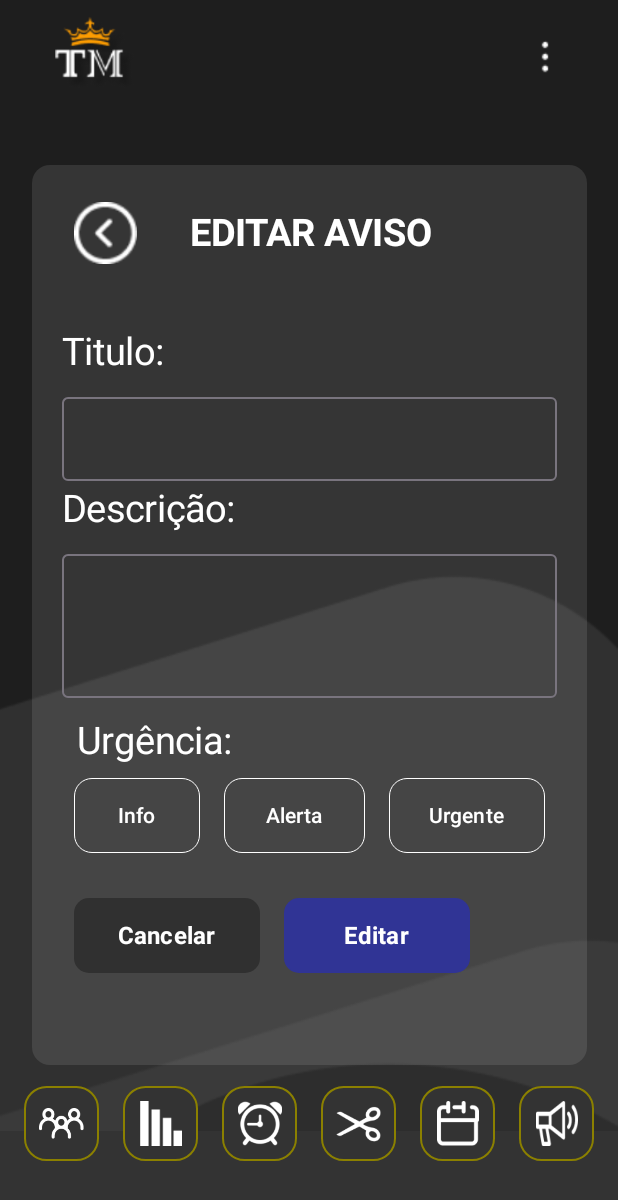
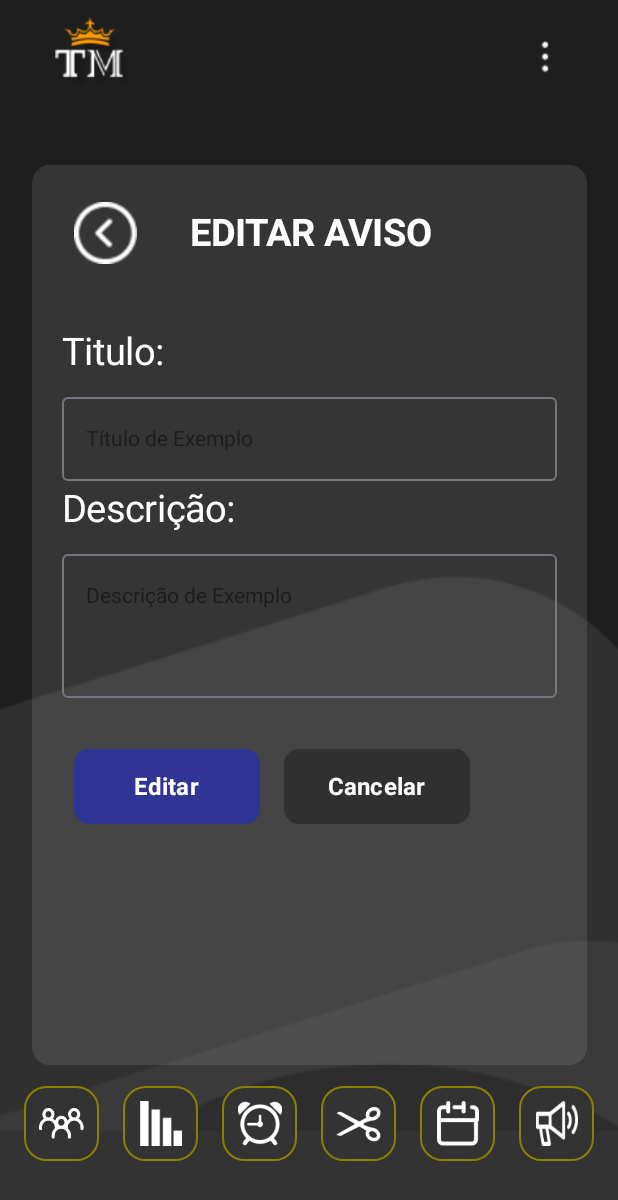
Before and after one commit to naum-agendamentos/MobileApp, an Android app built with Jetpack Compose: the @Preview function AvisoEditar, on a phone screen of 412 x 824 dp. Shown: the top 1200 px of the screen. Run offline under Robolectric (Android 15) with nearby library versions, the phone set to English and light mode, and no system bars.

Commit message:
Feat: Cadastro e Atualização do mural

```diff
--- a/app/build.gradle.kts
+++ b/app/build.gradle.kts
@@ -80,4 +80,6 @@ dependencies {
     implementation("org.jetbrains.kotlinx:kotlinx-coroutines-android:1.8.1")
     implementation("com.squareup.retrofit2:retrofit:2.11.0")
     implementation("com.squareup.retrofit2:converter-gson:2.11.0")
+
+    implementation("androidx.navigation:navigation-compose:2.4.0-alpha10")
 }
--- a/app/src/main/java/com/example/mobile_app/RetrofitService.kt
+++ b/app/src/main/java/com/example/mobile_app/RetrofitService.kt
@@ -7,7 +7,7 @@ import retrofit2.converter.gson.GsonConverterFactory
 object RetrofitService {
 
     //Coloque o ip do seu computador aqui
-    val BASE_URL_FEIRA = "http://111.111.11.1:8080/"
+    val BASE_URL_FEIRA = "http://192.168.18.46:8080/"
 
     // função que retorna o cliente para a API de filmes
     fun getApiAviso(): ApiMural {
--- a/app/src/main/java/com/example/mobile_app/visaobarbeiro/AvisoCriadoComSucesso.kt
+++ b/app/src/main/java/com/example/mobile_app/visaobarbeiro/AvisoCriadoComSucesso.kt
@@ -24,6 +24,7 @@ import androidx.compose.ui.tooling.preview.Preview
 import androidx.compose.ui.unit.dp
 import androidx.compose.ui.unit.sp
 import androidx.compose.ui.zIndex
+import com.example.homepage.visaocliente.componentes.muralcomponentes.Aviso
 import com.example.mobile_app.R
 
 @Composable
@@ -232,5 +233,5 @@ fun Criado(modifier: Modifier = Modifier) {
 @Preview
 @Composable
 fun Aviso() {
-    AvisoCriado()
+    AvisoCriado()  // Removendo o retorno
 }
--- a/app/src/main/java/com/example/mobile_app/visaobarbeiro/MuralAvisoEdicao.kt
+++ b/app/src/main/java/com/example/mobile_app/visaobarbeiro/MuralAvisoEdicao.kt
@@ -7,11 +7,7 @@ import androidx.compose.material3.Button
 import androidx.compose.material3.ButtonDefaults
 import androidx.compose.material3.OutlinedTextField
 import androidx.compose.material3.Text
-import androidx.compose.runtime.Composable
-import androidx.compose.runtime.getValue
-import androidx.compose.runtime.mutableStateOf
-import androidx.compose.runtime.remember
-import androidx.compose.runtime.setValue
+import androidx.compose.runtime.*
 import androidx.compose.ui.Alignment
 import androidx.compose.ui.Modifier
 import androidx.compose.ui.graphics.Color
@@ -23,17 +19,19 @@ import androidx.compose.ui.text.font.FontWeight
 import androidx.compose.ui.tooling.preview.Preview
 import androidx.compose.ui.unit.dp
 import androidx.compose.ui.unit.sp
+import com.example.homepage.visaocliente.componentes.muralcomponentes.MuralViewModel
 import com.example.mobile_app.R
 import com.example.mobile_app.visaobarbeiro.IconRow
 import com.example.mobile_app.visaobarbeiro.navBarb
+import androidx.lifecycle.viewmodel.compose.viewModel
+import androidx.navigation.NavController
+import androidx.navigation.compose.rememberNavController
 
 @Composable
-fun MuralEdicao() {
+fun MuralEdicao(titulo: String, descricao: String, navController: NavController, viewModel: MuralViewModel = viewModel()) {
     val backgroundImage = painterResource(id = R.drawable.fundo_barbeiro)
-    var titulo by remember { mutableStateOf("") }
-    var descricao by remember { mutableStateOf("") }
-
-    var selectedButton by remember { mutableStateOf<ButtonType?>(null) }
+    var currentTitulo by remember { mutableStateOf(titulo) }
+    var currentDescricao by remember { mutableStateOf(descricao) }
 
     Box(
         modifier = Modifier.fillMaxSize()
@@ -64,16 +62,15 @@ fun MuralEdicao() {
             ) {
                 Column() {
                     Row(
-                        modifier = Modifier
-                            .padding(20.dp),
+                        modifier = Modifier.padding(20.dp),
                         verticalAlignment = Alignment.CenterVertically
                     ) {
                         Image(
-                            painter = painterResource(id = R.drawable.seta_retorno), // Substitua pelo seu recurso de imagem
+                            painter = painterResource(id = R.drawable.seta_retorno),
                             contentDescription = "Descrição da imagem",
                             modifier = Modifier
-                                .size(50.dp) // Ajuste o tamanho da imagem conforme necessário
-                                .padding(start = 8.dp) // Espaçamento entre a imagem e o texto
+                                .size(50.dp)
+                                .padding(start = 8.dp)
                         )
 
                         Text(
@@ -83,172 +80,57 @@ fun MuralEdicao() {
                                 fontSize = 25.sp,
                                 color = Color.White
                             ),
-                            modifier = Modifier
-                                .padding(start = 35.dp)
+                            modifier = Modifier.padding(start = 35.dp)
                         )
                     }
 
                     Column(modifier = Modifier.padding(20.dp)) {
                         Text(
                             text = "Titulo:",
-                            style = TextStyle(
-                                fontSize = 25.sp,
-                                color = Color.White
-                            )
+                            style = TextStyle(fontSize = 25.sp, color = Color.White)
                         )
 
-                        // Adicionando um espaçamento entre o Text e o OutlinedTextField
-                        Spacer(modifier = Modifier.height(15.dp)) // Define o espaçamento desejado
+                        Spacer(modifier = Modifier.height(15.dp))
 
                         OutlinedTextField(
-                            value = titulo,
-                            onValueChange = { titulo = it },
+                            value = currentTitulo,
+                            onValueChange = { currentTitulo = it },
                             modifier = Modifier
                                 .fillMaxWidth()
-                                .border(
-                                    0.dp,
-                                    Color.Transparent,
-                                    RoundedCornerShape(0.dp)
-                                ) // Remove as bordas padrão do OutlinedTextField
-                                .padding(bottom = 4.dp) // Espaçamento para a borda inferior
+                                .border(0.dp, Color.Transparent, RoundedCornerShape(0.dp))
+                                .padding(bottom = 4.dp)
                         )
-
 
                         Text(
                             text = "Descrição:",
-                            style = TextStyle(
-                                fontSize = 25.sp,
-                                color = Color.White
-                            )
+                            style = TextStyle(fontSize = 25.sp, color = Color.White)
                         )
 
-                        // Adicionando um espaçamento entre o Text e o OutlinedTextField
-                        Spacer(modifier = Modifier.height(15.dp)) // Define o espaçamento desejado
+                        Spacer(modifier = Modifier.height(15.dp))
 
                         OutlinedTextField(
-                            value = descricao,
-                            onValueChange = { descricao = it },
+                            value = currentDescricao,
+                            onValueChange = { currentDescricao = it },
                             modifier = Modifier
                                 .fillMaxWidth()
                                 .height(100.dp)
-                                .border(
-                                    0.dp,
-                                    Color.Transparent,
-                                    RoundedCornerShape(0.dp)
-                                ) // Remove as bordas padrão do OutlinedTextField
-                                .padding(bottom = 4.dp) // Espaçamento para a borda inferior
+                                .border(0.dp, Color.Transparent, RoundedCornerShape(0.dp))
+                                .padding(bottom = 4.dp)
                         )
 
-                        Text(
-                            modifier = Modifier.padding(10.dp),
-                            text = "Urgência:",
-                            style = TextStyle(
-                                fontSize = 25.sp,
-                                color = Color.White,
-                            )
-                        )
+                        // Botões para salvar ou cancelar
+                        Spacer(modifier = Modifier.height(30.dp))
 
                         Row {
                             Button(
                                 onClick = {
-                                    selectedButton =
-                                        if (selectedButton == ButtonType.INFO) null else ButtonType.INFO
+                                    // Atualiza a itemAtual na ViewModel com os dados do usuário
+                                    viewModel.itemAtual = viewModel.itemAtual.copy(titulo = currentTitulo, descricao = currentDescricao)
+                                    viewModel.salvar()
+                                    // Voltar para a tela anterior após salvar
+                                    navController.popBackStack()
                                 },
-                                colors = ButtonDefaults.buttonColors(
-                                    containerColor = if (selectedButton == ButtonType.INFO) colorResource(
-                                        id = R.color.btn_editar
-                                    ) else Color.Transparent,
-                                    contentColor = Color.White
-                                ),
-                                shape = RoundedCornerShape(12.dp),
                                 modifier = Modifier
-                                    .width(100.dp) // Faz os botões ocuparem o mesmo espaço
-                                    .height(50.dp)
-                                    .padding(horizontal = 8.dp)
-                                    .border(
-                                        width = 0.5.dp, // Largura da borda
-                                        color = Color.White, // Cor da borda
-                                        shape = RoundedCornerShape(12.dp) // Forma da borda
-                                    )
-                            ) {
-                                Text(text = "Info")
-                            }
-                            Button(
-                                onClick = {
-                                    selectedButton =
-                                        if (selectedButton == ButtonType.ALERT) null else ButtonType.ALERT
-                                },
-                                colors = ButtonDefaults.buttonColors(
-                                    containerColor = if (selectedButton == ButtonType.ALERT) colorResource(
-                                        id = R.color.btn_editar
-                                    ) else Color.Transparent,
-                                    contentColor = Color.White
-                                ),
-                                shape = RoundedCornerShape(12.dp),
-                                modifier = Modifier
-                                    .width(110.dp) // Faz os botões ocuparem o mesmo espaço
-                                    .height(50.dp)
-                                    .padding(horizontal = 8.dp)
-                                    .border(
-                                        width = 0.5.dp, // Largura da borda
-                                        color = Color.White, // Cor da borda
-                                        shape = RoundedCornerShape(12.dp) // Forma da borda
-                                    )
-                            ) {
-                                Text(text = "Alerta")
-                            }
-                            Button(
-                                onClick = {
-                                    selectedButton =
-                                        if (selectedButton == ButtonType.URGENT) null else ButtonType.URGENT
-                                },
-                                colors = ButtonDefaults.buttonColors(
-                                    containerColor = if (selectedButton == ButtonType.URGENT) colorResource(
-                                        id = R.color.btn_editar
-                                    ) else Color.Transparent,
-                                    contentColor = Color.White
-                                ),
-                                shape = RoundedCornerShape(12.dp),
-                                modifier = Modifier
-                                    .width(120.dp) // Faz os botões ocuparem o mesmo espaço
-                                    .height(50.dp)
-                                    .padding(horizontal = 8.dp)
-                                    .border(
-                                        width = 0.5.dp, // Largura da borda
-                                        color = Color.White, // Cor da borda
-                                        shape = RoundedCornerShape(12.dp) // Forma da borda
-                                    )
-                            ) {
-                                Text(text = "Urgente")
-                            }
-                        }
-
-                        Spacer(modifier = Modifier.height(30.dp))
-
-                        Row {
-                            Button(
-                                {},
-                                Modifier
-                                    .width(140.dp)
-                                    .height(50.dp)
-                                    .padding(horizontal = 8.dp),
-                                colors = ButtonDefaults.buttonColors(
-                                    containerColor = colorResource(id = R.color.btn_cancelar), // Cor de fundo do botão "Info"
-                                    contentColor = Color.White   // Cor do texto do botão "Info"
-                                ),
-                                shape = RoundedCornerShape(10.dp),
-
-                                ) {
-                                Text(
-                                    text = "Cancelar",
-                                    fontSize = 16.sp, // Define o tamanho da fonte
-                                    fontWeight = FontWeight.Bold, // Define o peso da fonte (negrito, normal, etc.)
-                                )
-                            }
-
-                            Button(
-                                {},
-                                Modifier
                                     .width(140.dp)
                                     .height(50.dp)
                                     .padding(horizontal = 8.dp),
@@ -264,10 +146,31 @@ fun MuralEdicao() {
                                     fontWeight = FontWeight.Bold,
                                 )
                             }
+
+                            Button(
+                                onClick = {
+                                    // Voltar sem salvar
+                                    navController.popBackStack()
+                                },
+                                modifier = Modifier
+                                    .width(140.dp)
+                                    .height(50.dp)
+                                    .padding(horizontal = 8.dp),
+                                colors = ButtonDefaults.buttonColors(
+                                    containerColor = colorResource(id = R.color.btn_cancelar),
+                                    contentColor = Color.White
+                                ),
+                                shape = RoundedCornerShape(10.dp),
+                            ) {
+                                Text(
+                                    text = "Cancelar",
+                                    fontSize = 16.sp,
+                                    fontWeight = FontWeight.Bold,
+                                )
+                            }
                         }
                     }
                 }
-
             }
         }
     }
@@ -277,5 +180,7 @@ fun MuralEdicao() {
 @Preview
 @Composable
 fun AvisoEditar() {
-    MuralEdicao()
+    // Passar valores default para a pré-visualização
+    val navController = rememberNavController() // Utilize um NavController fictício
+    MuralEdicao(titulo = "Título de Exemplo", descricao = "Descrição de Exemplo", navController = navController)
 }
--- a/app/src/main/java/com/example/mobile_app/visaocliente/componentes/muralcomponentes/ApiMural.kt
+++ b/app/src/main/java/com/example/mobile_app/visaocliente/componentes/muralcomponentes/ApiMural.kt
@@ -1,5 +1,6 @@
 package com.example.mobile_app.visaocliente.componentes.muralcomponentes
 
+import com.example.homepage.visaocliente.componentes.muralcomponentes.Aviso
 import retrofit2.Response
 import retrofit2.http.Body
 import retrofit2.http.DELETE
--- a/app/src/main/java/com/example/mobile_app/visaocliente/componentes/muralcomponentes/Aviso.kt
+++ b/app/src/main/java/com/example/mobile_app/visaocliente/componentes/muralcomponentes/Aviso.kt
@@ -1,8 +1,12 @@
-package com.example.mobile_app.visaocliente.componentes.muralcomponentes
+package com.example.homepage.visaocliente.componentes.muralcomponentes
+
+import com.google.gson.annotations.SerializedName
 
 data class Aviso (
+    var id: Int? = null,
     var titulo: String? = null,
-    var descricao: String? = null
+    var descricao: String? = null,
+    var tipoAviso: String? = null
 ){
 
 }
--- a/app/src/main/java/com/example/mobile_app/visaocliente/componentes/muralcomponentes/Mural.kt
+++ b/app/src/main/java/com/example/mobile_app/visaocliente/componentes/muralcomponentes/Mural.kt
@@ -25,6 +25,7 @@ import androidx.compose.ui.tooling.preview.Preview
 import androidx.compose.ui.unit.dp
 import androidx.compose.ui.unit.sp
 import androidx.lifecycle.viewmodel.compose.viewModel
+import com.example.homepage.visaocliente.componentes.muralcomponentes.MuralViewModel
 import com.example.mobile_app.R
 
 @Composable
--- a/app/src/main/res/xml/network_security_config.xml
+++ b/app/src/main/res/xml/network_security_config.xml
@@ -3,6 +3,6 @@
     <domain-config cleartextTrafficPermitted="true">
 
         <!--coloque o ip do seu computador-->
-        <domain includeSubdomains="true">111.111.11.1</domain>
+        <domain includeSubdomains="true">192.168.18.46</domain>
     </domain-config>
 </network-security-config>
```
Also changed, not shown: app/src/main/java/com/example/mobile_app/MainActivity.kt (+12 -1 lines), app/src/main/java/com/example/mobile_app/visaobarbeiro/MuralAvisoCriacao.kt (+48 -56 lines), app/src/main/java/com/example/mobile_app/visaobarbeiro/MuralAvisoListagem.kt (+43 -117 lines), app/src/main/java/com/example/mobile_app/visaobarbeiro/navigation/AppNavigation.kt (added, +35 -0 lines), app/src/main/java/com/example/mobile_app/visaocliente/componentes/muralcomponentes/MuralViewModel.kt (+44 -2 lines), app/src/main/res/values/strings.xml (+8 -0 lines), 1 other file.
